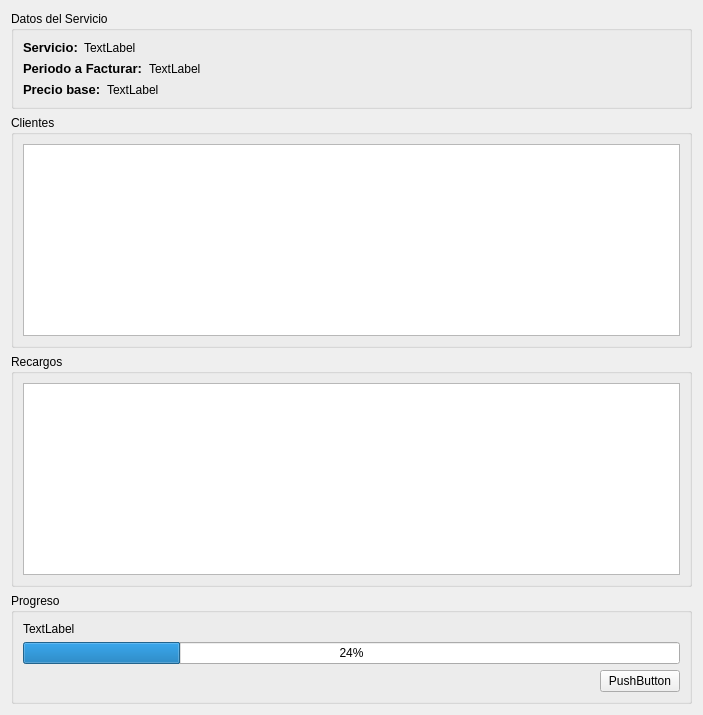
The window that trunk/plugins/servicios/FormFacturarServicioBase.ui (chungote/gestotux) describes before a commit, drawn with Qt 5.
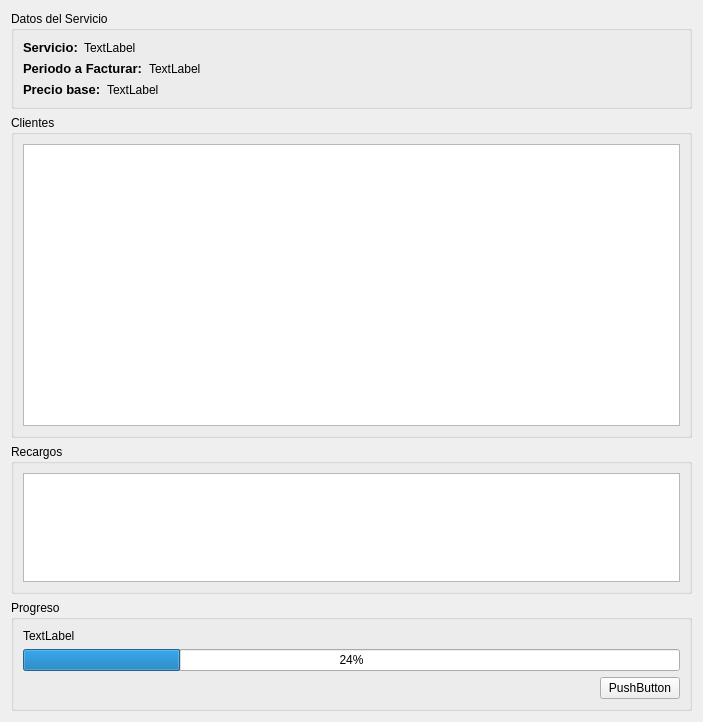
The same window after the commit.

Diff of the .ui file:
```diff
--- a/trunk/plugins/servicios/FormFacturarServicioBase.ui
+++ b/trunk/plugins/servicios/FormFacturarServicioBase.ui
@@ -7,7 +7,7 @@
     <x>0</x>
     <y>0</y>
     <width>703</width>
-    <height>607</height>
+    <height>722</height>
    </rect>
   </property>
   <property name="windowTitle">
@@ -136,6 +136,18 @@
    </item>
    <item>
     <widget class="QGroupBox" name="GBClientes">
+     <property name="sizePolicy">
+      <sizepolicy hsizetype="Preferred" vsizetype="MinimumExpanding">
+       <horstretch>0</horstretch>
+       <verstretch>0</verstretch>
+      </sizepolicy>
+     </property>
+     <property name="minimumSize">
+      <size>
+       <width>0</width>
+       <height>16</height>
+      </size>
+     </property>
      <property name="title">
       <string>Clientes</string>
      </property>
@@ -155,6 +167,18 @@
    </item>
    <item>
     <widget class="QGroupBox" name="GBRecargos">
+     <property name="sizePolicy">
+      <sizepolicy hsizetype="Preferred" vsizetype="Minimum">
+       <horstretch>0</horstretch>
+       <verstretch>0</verstretch>
+      </sizepolicy>
+     </property>
+     <property name="maximumSize">
+      <size>
+       <width>16777215</width>
+       <height>150</height>
+      </size>
+     </property>
      <property name="title">
       <string>Recargos</string>
      </property>
```
